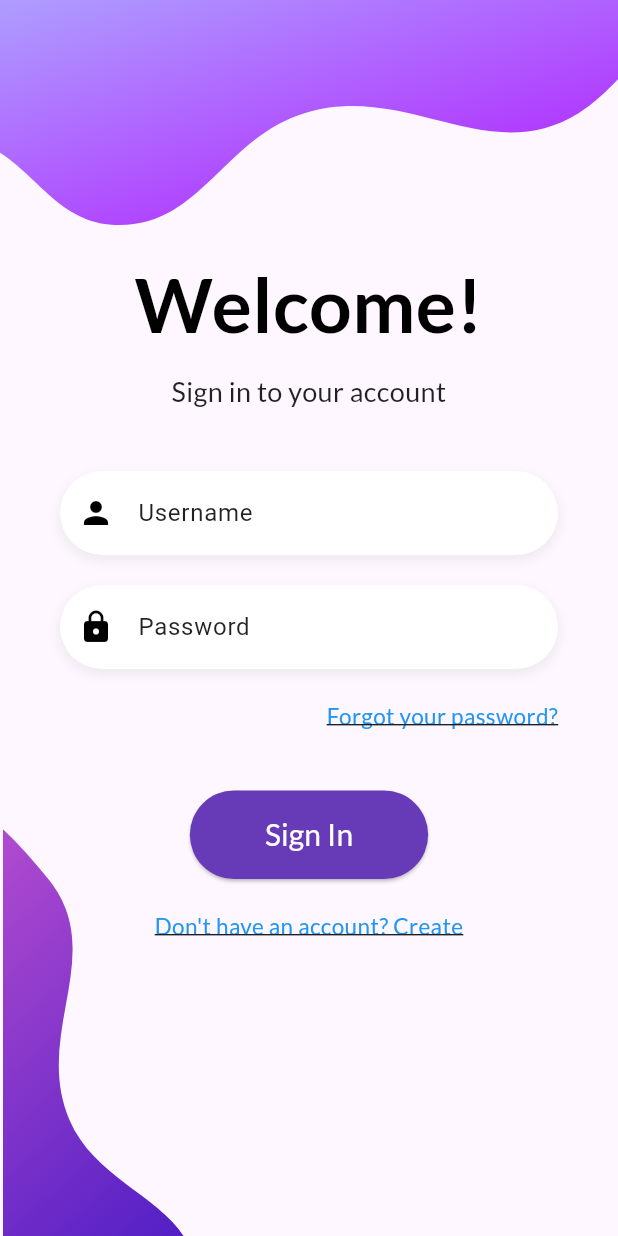
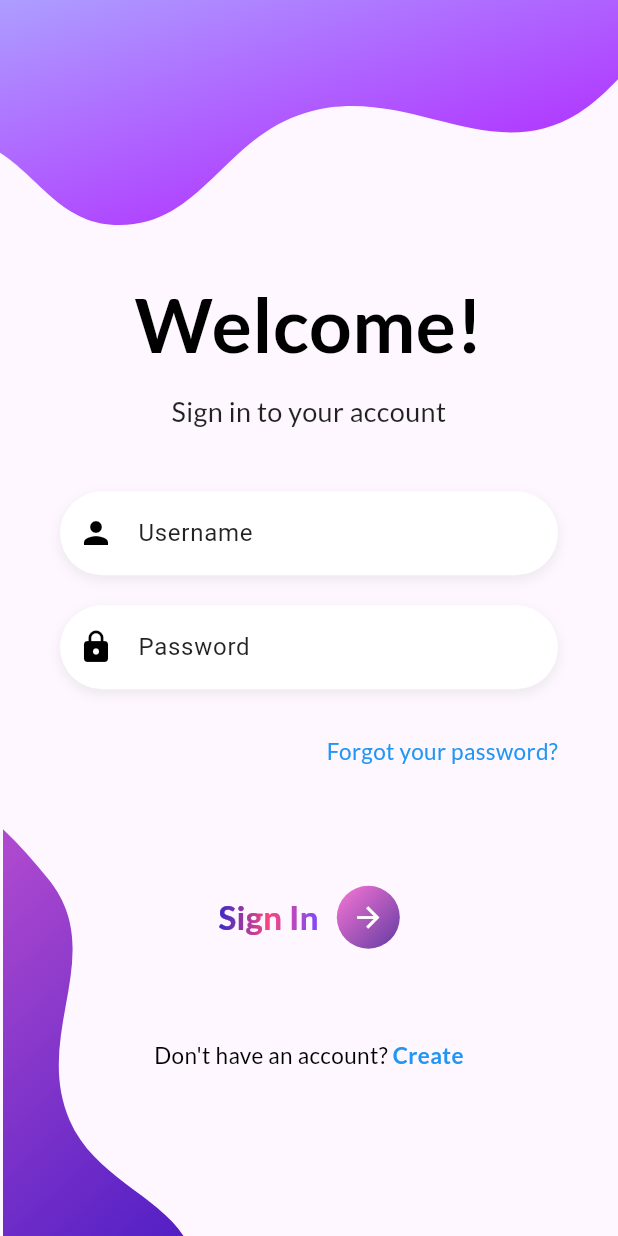
Before and after one commit to a8hok/DART-course-2024, a Flutter app: the screen it shows after launch, on a phone screen of 412 x 824 dp. Run offline on Flutter 3.47's test engine with Material 3 defaults, Android fonts, the phone set to English and light mode, and no system bars; our stand-ins replace dynamic_color, flutter_svg, google_fonts, states_rebuilder; missing offline and left inert: one_context, prefs.

Commit message:
updated login pages

```diff
--- a/memory_sample/lib/screens/login.dart
+++ b/memory_sample/lib/screens/login.dart
@@ -4,12 +4,12 @@ import 'package:google_fonts/google_fonts.dart';
 
 import 'create_account.dart'; // Import the create account page
 import 'forgot_password.dart'; // Import the forgot password page
+import 'get_started.dart';
 
 class LoginPage extends StatelessWidget {
   const LoginPage({super.key});
 
   @override
-
   Widget build(BuildContext context) {
     return Scaffold(
       body: Stack(
@@ -31,7 +31,7 @@ class LoginPage extends StatelessWidget {
           // Main content container
           Center(
             child: Padding(
-              padding: const EdgeInsets.symmetric(horizontal: 40),
+              padding: const EdgeInsets.fromLTRB(40, 100, 40, 0),
               child: Column(
                 mainAxisAlignment: MainAxisAlignment.center,
                 crossAxisAlignment: CrossAxisAlignment.center,
@@ -58,7 +58,7 @@ class LoginPage extends StatelessWidget {
                   _buildTextField('Username', Icons.person),
                   const SizedBox(height: 20),
                   _buildTextField('Password', Icons.lock, obscureText: true),
-                  const SizedBox(height: 20), // Added more spacing
+                  const SizedBox(height: 30), // Added more spacing
 
                   // Forgot Password (Clickable)
                   Align(
@@ -77,31 +77,65 @@ class LoginPage extends StatelessWidget {
                         style: GoogleFonts.lato(
                           fontSize: 15,
                           color: Colors.blue,
-                          decoration: TextDecoration.underline,
                         ),
                       ),
                     ),
                   ),
-                  const SizedBox(height: 40),
-                  ElevatedButton(
-                    onPressed: () {},
-                    style: ElevatedButton.styleFrom(
-                      padding: const EdgeInsets.symmetric(
-                          horizontal: 50, vertical: 15),
-                      shape: RoundedRectangleBorder(
-                        borderRadius: BorderRadius.circular(30),
+                  const SizedBox(height: 80),
+                  Row(
+                    mainAxisAlignment: MainAxisAlignment.center,
+                    children: [
+                      ShaderMask(
+                        shaderCallback: (bounds) => const LinearGradient(
+                          colors: [
+                            Color(0xFF3929C7),
+                            Color(0xFFFA457E),
+                            Color(0xFF7B49FF),
+                          ],
+                        ).createShader(bounds),
+                        child: Text(
+                          'Sign In',
+                          style: TextStyle(
+                            fontSize: 22,
+                            fontWeight: FontWeight.bold,
+                            color: Colors.white,
+                            fontFamily: 'Lato',
+                          ),
+                        ),
                       ),
-                      backgroundColor: Colors.deepPurple,
-                    ),
-                    child: Text(
-                      'Sign In',
-                      style: GoogleFonts.lato(
-                        fontSize: 20,
-                        color: Colors.white,
+                      const SizedBox(width: 12),
+                      GestureDetector(
+                        onTap: () {
+                          Navigator.push(
+                            context,
+                            MaterialPageRoute(
+                                builder: (context) => const GetStartedPage()),
+                          );
+                        },
+                        child: Container(
+                          padding: const EdgeInsets.all(10),
+                          decoration: BoxDecoration(
+                            gradient: const LinearGradient(
+                              colors: [
+                                Color(0xFFF977D6),
+                                Color(0xFF623AA2),
+                              ],
+                              begin: Alignment.topLeft,
+                              end: Alignment.bottomRight,
+                            ),
+                            borderRadius: BorderRadius.circular(50),
+                          ),
+                          child: const Icon(
+                            Icons.arrow_forward,
+                            color: Colors.white,
+                            size: 22,
+                          ),
+                        ),
                       ),
-                    ),
+                    ],
                   ),
-                  const SizedBox(height: 20),
+
+                  const SizedBox(height: 60),
 
                   // Create Account (Clickable)
                   GestureDetector(
@@ -113,14 +147,25 @@ class LoginPage extends StatelessWidget {
                             builder: (context) => const CreateAccountPage()),
                       );
                     },
-                    child: Text(
-                      "Don't have an account? Create",
+                    child: Text.rich(
+                      TextSpan(
+                        text: "Don't have an account? ",
+                        style: GoogleFonts.lato(
+                          fontSize: 15,
+                          color: Colors.black, // Black color for the main text
+                        ),
+                        children: [
+                          TextSpan(
+                            text: "Create",
+                            style: GoogleFonts.lato(
+                              fontSize: 15,
+                              color: Colors.blue, // Blue only for "Create"
+                              fontWeight: FontWeight.bold,
+                            ),
+                          ),
+                        ],
+                      ),
                       textAlign: TextAlign.center,
-                      style: GoogleFonts.lato(
-                        fontSize: 15,
-                        color: Colors.blue,
-                        decoration: TextDecoration.underline,
-                      ),
                     ),
                   ),
                   const SizedBox(
```
